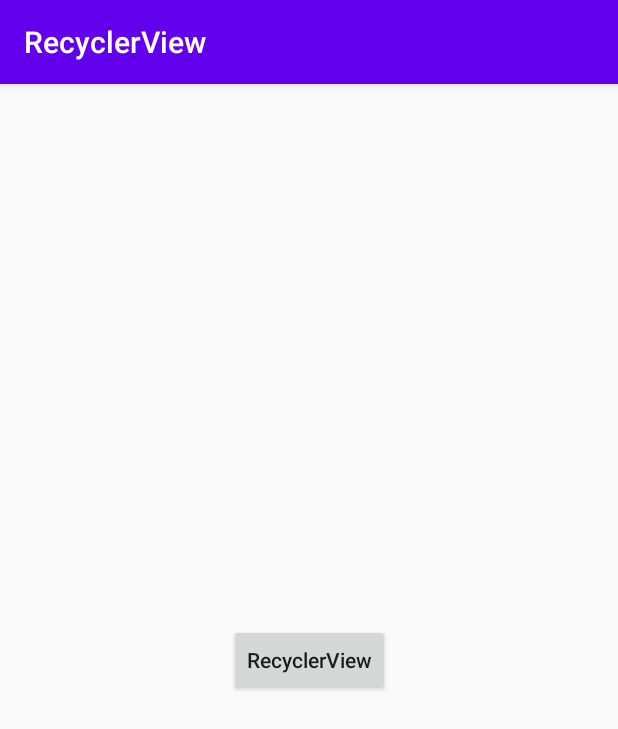
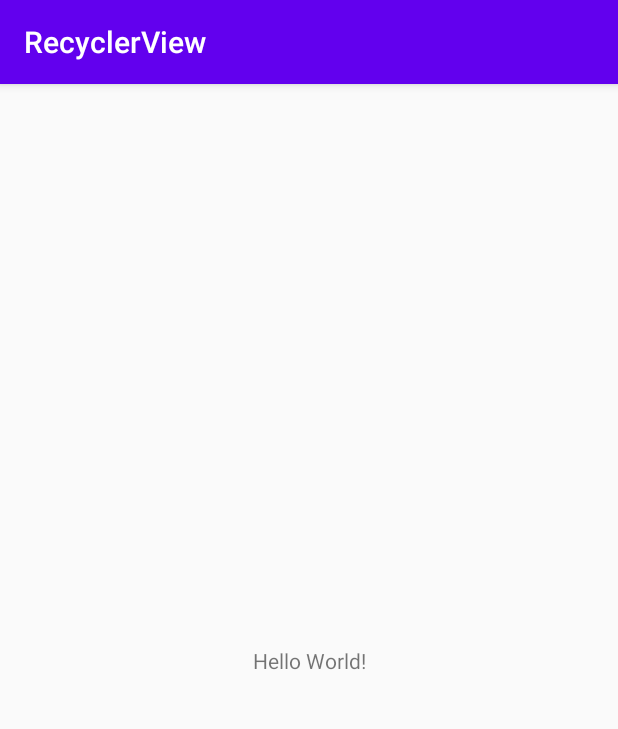
Before and after one commit to iiiuuu/ThreadTest, an Android app: the screen it shows after launch (MainActivity), on a phone screen of 412 x 824 dp. Shown: the top 729 px of the screen. Run offline under Robolectric (Android 15) with nearby library versions, the phone set to English and light mode, and no system bars; our stand-ins replace ButterKnife.

Commit message:
revert code

```diff
--- a/app/src/main/AndroidManifest.xml
+++ b/app/src/main/AndroidManifest.xml
@@ -9,7 +9,6 @@
         android:roundIcon="@mipmap/ic_launcher_round"
         android:supportsRtl="true"
         android:theme="@style/AppTheme">
-        <activity android:name=".ListActivity"></activity>
         <activity android:name=".MainActivity">
             <intent-filter>
                 <action android:name="android.intent.action.MAIN" />
--- a/app/src/main/java/com/example/recyclerview/MainActivity.java
+++ b/app/src/main/java/com/example/recyclerview/MainActivity.java
@@ -1,20 +1,13 @@
 package com.example.recyclerview;
 
-import android.content.Intent;
 import android.os.Bundle;
 
 import androidx.appcompat.app.AppCompatActivity;
 
 import butterknife.ButterKnife;
-import butterknife.OnClick;
 
 public class MainActivity extends AppCompatActivity {
 
-    @OnClick(R.id.recycler_view_btn)
-    void onClick() {
-        Intent intent = new Intent(this, ListActivity.class);
-        startActivity(intent);
-    }
 
     @Override
     protected void onCreate(Bundle savedInstanceState) {
--- a/app/src/main/res/layout/activity_main.xml
+++ b/app/src/main/res/layout/activity_main.xml
@@ -6,12 +6,10 @@
     android:layout_height="match_parent"
     tools:context=".MainActivity">
 
-    <Button
-        android:id="@+id/recycler_view_btn"
+    <TextView
         android:layout_width="wrap_content"
         android:layout_height="wrap_content"
-        android:text="RecyclerView"
-        android:textAllCaps="false"
+        android:text="Hello World!"
         app:layout_constraintBottom_toBottomOf="parent"
         app:layout_constraintLeft_toLeftOf="parent"
         app:layout_constraintRight_toRightOf="parent"
```
Also changed, not shown: app/src/main/java/com/example/recyclerview/ListActivity.java (deleted, +0 -14 lines), app/src/main/res/layout/activity_list.xml (deleted, +0 -9 lines).
